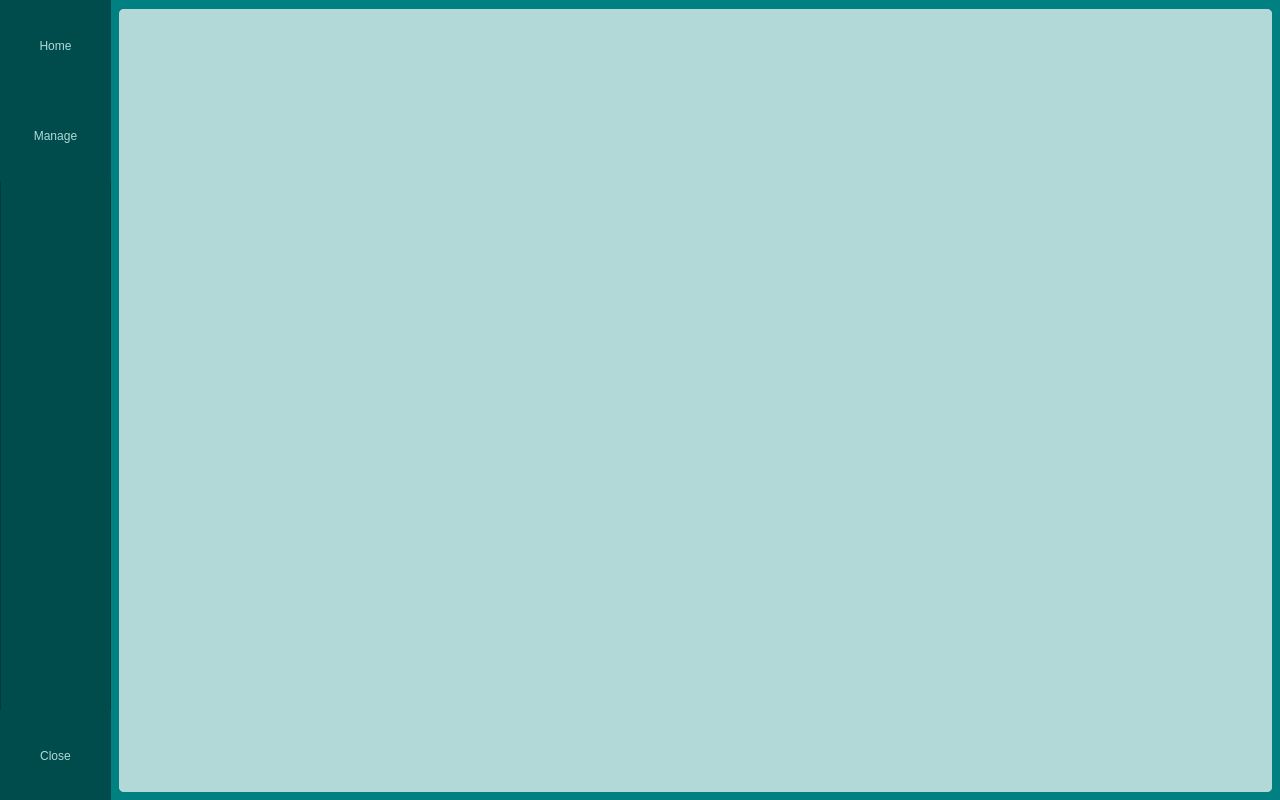
Old version of the form mainwindow.ui in the repository schwei322/CS1C-Project2.
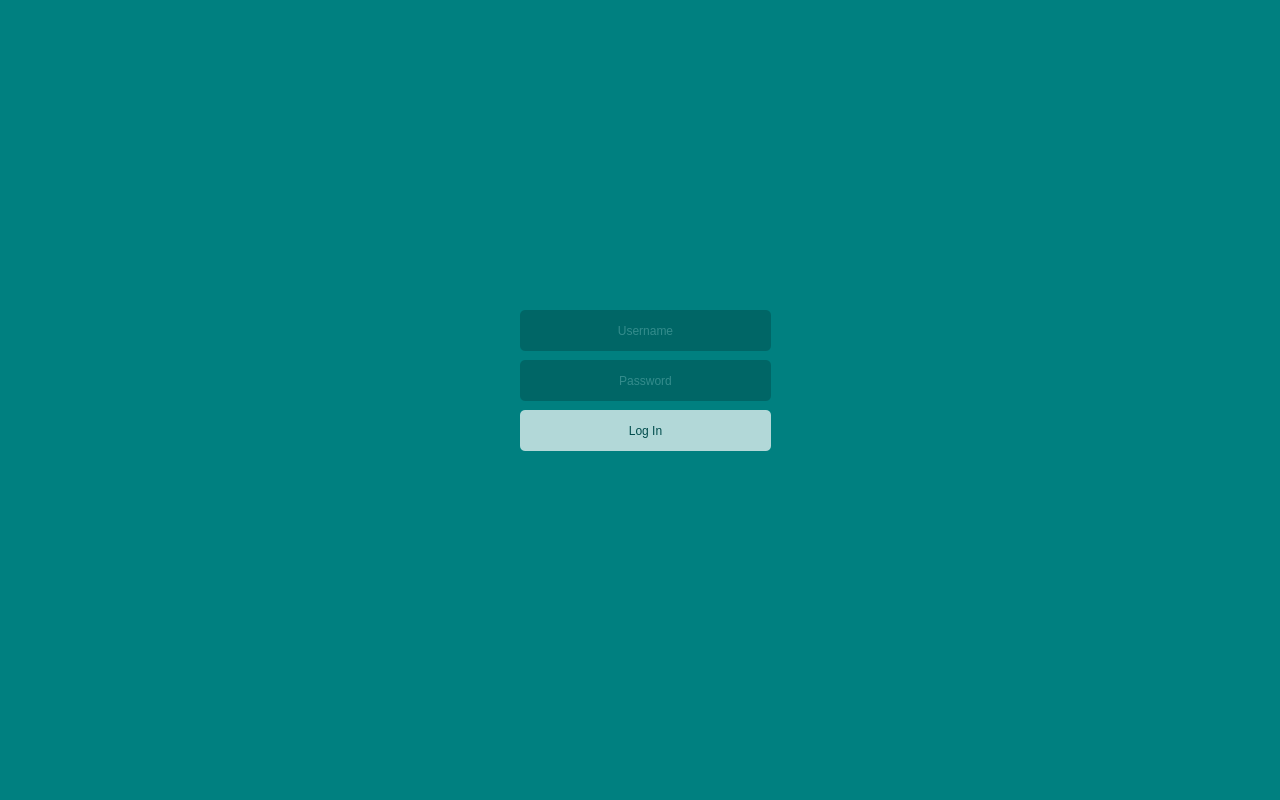
New version of the form.

Commit message: Update user authentication

Patch:
```diff
--- a/mainwindow.ui
+++ b/mainwindow.ui
@@ -213,32 +213,6 @@
        <string>Home</string>
       </property>
      </widget>
-     <widget class="QPushButton" name="manageBtn">
-      <property name="geometry">
-       <rect>
-        <x>0</x>
-        <y>90</y>
-        <width>111</width>
-        <height>91</height>
-       </rect>
-      </property>
-      <property name="styleSheet">
-       <string notr="true">QPushButton {
-	border: none;
-	background-color: rgb(0, 76, 76);
-	color: rgb(178, 216, 216);
-}
-
-QPushButton:hover {
-	border: none;
-	background-color: rgb(0, 128, 128);
-	color: rgb(178, 216, 216);
-}</string>
-      </property>
-      <property name="text">
-       <string>Manage</string>
-      </property>
-     </widget>
      <widget class="QPushButton" name="closeBtn">
       <property name="geometry">
        <rect>
@@ -265,14 +239,66 @@
        <string>Close</string>
       </property>
      </widget>
+     <widget class="QPushButton" name="salesBtn">
+      <property name="geometry">
+       <rect>
+        <x>0</x>
+        <y>90</y>
+        <width>111</width>
+        <height>91</height>
+       </rect>
+      </property>
+      <property name="styleSheet">
+       <string notr="true">QPushButton {
+	border: none;
+	background-color: rgb(0, 76, 76);
+	color: rgb(178, 216, 216);
+}
+
+QPushButton:hover {
+	border: none;
+	background-color: rgb(0, 128, 128);
+	color: rgb(178, 216, 216);
+}</string>
+      </property>
+      <property name="text">
+       <string>Sales</string>
+      </property>
+     </widget>
+     <widget class="QPushButton" name="adminBtn">
+      <property name="geometry">
+       <rect>
+        <x>0</x>
+        <y>180</y>
+        <width>111</width>
+        <height>91</height>
+       </rect>
+      </property>
+      <property name="styleSheet">
+       <string notr="true">QPushButton {
+	border: none;
+	background-color: rgb(0, 76, 76);
+	color: rgb(178, 216, 216);
+}
+
+QPushButton:hover {
+	border: none;
+	background-color: rgb(0, 128, 128);
+	color: rgb(178, 216, 216);
+}</string>
+      </property>
+      <property name="text">
+       <string>Admin</string>
+      </property>
+     </widget>
     </widget>
     <widget class="QFrame" name="home">
      <property name="geometry">
       <rect>
-       <x>119</x>
-       <y>9</y>
-       <width>1153</width>
-       <height>783</height>
+       <x>121</x>
+       <y>11</y>
+       <width>1151</width>
+       <height>781</height>
       </rect>
      </property>
      <property name="styleSheet">
@@ -286,13 +312,33 @@
       <enum>QFrame::Raised</enum>
      </property>
     </widget>
-    <widget class="QFrame" name="manage">
+    <widget class="QFrame" name="admin">
      <property name="geometry">
       <rect>
-       <x>119</x>
-       <y>9</y>
-       <width>1153</width>
-       <height>783</height>
+       <x>120</x>
+       <y>10</y>
+       <width>1151</width>
+       <height>781</height>
+      </rect>
+     </property>
+     <property name="styleSheet">
+      <string notr="true">background-color: rgb(178, 216, 216);
+border-radius: 5px;</string>
+     </property>
+     <property name="frameShape">
+      <enum>QFrame::StyledPanel</enum>
+     </property>
+     <property name="frameShadow">
+      <enum>QFrame::Raised</enum>
+     </property>
+    </widget>
+    <widget class="QFrame" name="sales">
+     <property name="geometry">
+      <rect>
+       <x>120</x>
+       <y>10</y>
+       <width>1151</width>
+       <height>781</height>
       </rect>
      </property>
      <property name="styleSheet">
@@ -307,6 +353,8 @@
      </property>
     </widget>
    </widget>
+   <zorder>mainPanel</zorder>
+   <zorder>loginPanel</zorder>
   </widget>
  </widget>
  <resources/>
```
Left out of the diff: 51 changed lines with no effect on the pictures. The commit also changes 2 other files.
